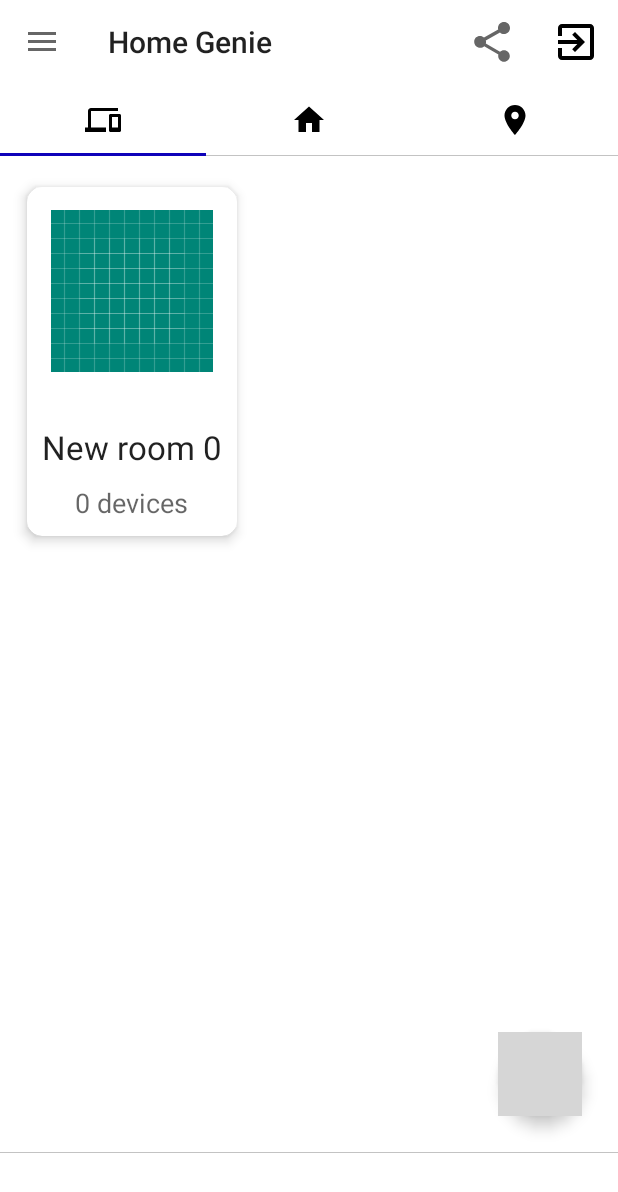
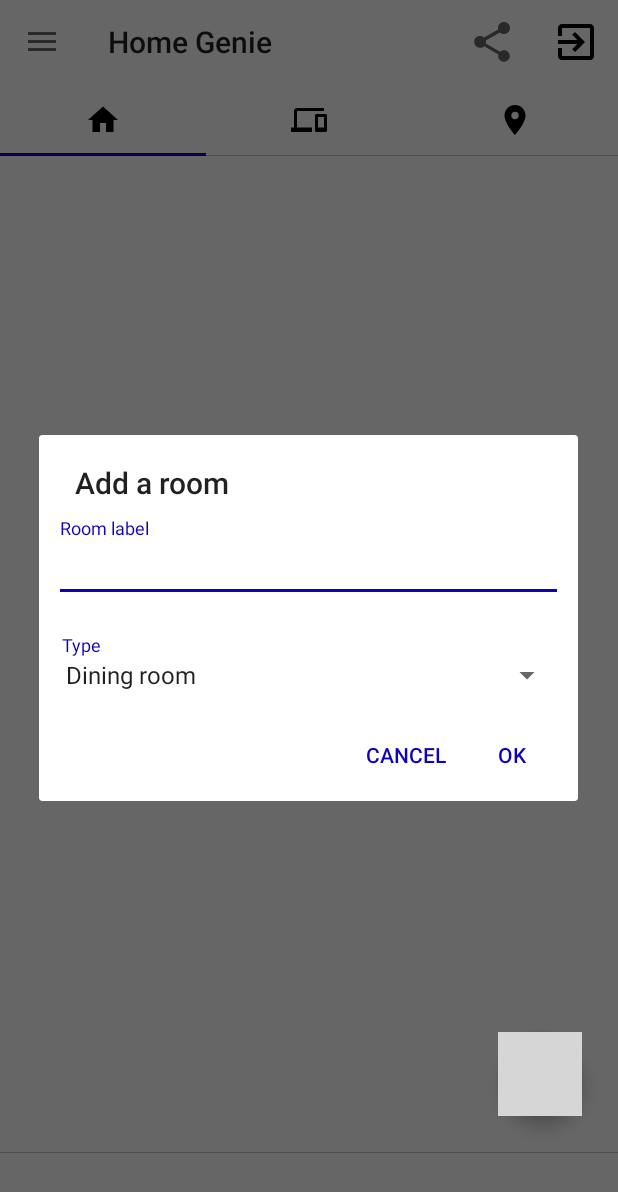
Before and after one commit to anskarthik/GeeneApp, an Android app: the DevicesFragment screen opened directly, with no data from a screen before it, after a tap on an icon or button, on a phone screen of 412 x 824 dp. Shown: the top 1192 px of the screen. Run offline under Robolectric (Android 15) with nearby library versions, the phone set to English and light mode, and no system bars; our stand-ins replace ButterKnife; grey boxes are pictures that could not be loaded.

Commit message:
serializable instead of parcel; room input dialog

```diff
--- a/app/src/main/java/com/genie/home/genieapp/DevicesFragment.java
+++ b/app/src/main/java/com/genie/home/genieapp/DevicesFragment.java
@@ -8,8 +8,9 @@ import android.os.Bundle;
 import android.support.annotation.NonNull;
 import android.support.v4.app.Fragment;
 import android.support.v7.widget.DefaultItemAnimator;
-import android.support.v7.widget.GridLayoutManager;
 import android.support.v7.widget.RecyclerView;
+import android.support.v7.widget.StaggeredGridLayoutManager;
+import android.util.DisplayMetrics;
 import android.util.TypedValue;
 import android.view.LayoutInflater;
 import android.view.View;
@@ -26,19 +27,11 @@ import java.util.List;
  * Activities that contain this fragment must implement the
  * {@link DevicesFragment.OnFragmentInteractionListener} interface
  * to handle interaction events.
- * Use the {@link DevicesFragment#newInstance} factory method to
- * create an instance of this fragment.
  */
 public class DevicesFragment extends Fragment {
-    // TODO: Rename parameter arguments, choose names that match
-    // the fragment initialization parameters, e.g. ARG_ITEM_NUMBER
-    private static final String ARG_PARAM1 = "param1";
-    private static final String ARG_PARAM2 = "param2";
+
     private static final String ROOMS = "Rooms";
 
-    // TODO: Rename and change types of parameters
-    private String mParam1;
-    private String mParam2;
     private List<Room> rooms = new ArrayList<>();
 
     private OnFragmentInteractionListener mListener;
@@ -49,31 +42,9 @@ public class DevicesFragment extends Fragment {
         // Required empty public constructor
     }
 
-    /**
-     * Use this factory method to create a new instance of
-     * this fragment using the provided parameters.
-     *
-     * @param param1 Parameter 1.
-     * @param param2 Parameter 2.
-     * @return A new instance of fragment DevicesFragment.
-     */
-    // TODO: Rename and change types and number of parameters
-    public static DevicesFragment newInstance(String param1, String param2) {
-        DevicesFragment fragment = new DevicesFragment();
-        Bundle args = new Bundle();
-        args.putString(ARG_PARAM1, param1);
-        args.putString(ARG_PARAM2, param2);
-        fragment.setArguments(args);
-        return fragment;
-    }
-
     @Override
     public void onCreate(Bundle savedInstanceState) {
         super.onCreate(savedInstanceState);
-        if (getArguments() != null) {
-            mParam1 = getArguments().getString(ARG_PARAM1);
-            mParam2 = getArguments().getString(ARG_PARAM2);
-        }
         if (savedInstanceState != null && savedInstanceState.get(ROOMS) != null) {
             rooms = (List<Room>) savedInstanceState.get(ROOMS);
         }
@@ -81,7 +52,7 @@ public class DevicesFragment extends Fragment {
 
     @Override
     public void onSaveInstanceState(@NonNull Bundle outState) {
-        outState.putParcelableArrayList(ROOMS, new ArrayList<Room>(rooms));
+        outState.putSerializable(ROOMS, new ArrayList<Room>(rooms));
         super.onSaveInstanceState(outState);
     }
 
@@ -93,23 +64,39 @@ public class DevicesFragment extends Fragment {
         view.findViewById(R.id.floatingActionButton).setOnClickListener(new View.OnClickListener() {
             @Override
             public void onClick(View v) {
-                Room room = new Room("New room " + rooms.size());
-                rooms.add(room);
-                adapter.notifyDataSetChanged();
-                recyclerView.refreshDrawableState();
+                new RoomInputDialog(getContext(), new RoomInputDialog.TextInputDialogListener() {
+                    @Override
+                    public void onOk(Room room) {
+                        rooms.add(room);
+                        adapter.notifyDataSetChanged();
+                        recyclerView.refreshDrawableState();
+                    }
+
+                    @Override
+                    public void onCancel() {
+                    }
+                }).setTitle("Add a room").show();
             }
         });
 
         recyclerView = view.findViewById(R.id.recycler_view);
         adapter = new RoomsAdapter(view.getContext(), rooms);
 
-        RecyclerView.LayoutManager mLayoutManager = new GridLayoutManager(view.getContext(), 2);
+        int spanCount = getSpanCount(view.getContext(), 180);
+        RecyclerView.LayoutManager mLayoutManager =
+                new StaggeredGridLayoutManager(spanCount, StaggeredGridLayoutManager.VERTICAL);
         recyclerView.setLayoutManager(mLayoutManager);
-        recyclerView.addItemDecoration(new GridSpacingItemDecoration(2, dpToPx(10), true));
+        recyclerView.addItemDecoration(new GridSpacingItemDecoration(spanCount, dpToPx(10), true));
         recyclerView.setItemAnimator(new DefaultItemAnimator());
         recyclerView.setAdapter(adapter);
 
         return view;
+    }
+
+    private int getSpanCount(Context context, int dpCardWidth) {
+        DisplayMetrics displayMetrics = context.getResources().getDisplayMetrics();
+        float dpWidth = displayMetrics.widthPixels / displayMetrics.density;
+        return (int) (dpWidth / dpCardWidth);
     }
 
     private int dpToPx(int dp) {
--- /dev/null
+++ b/app/src/main/java/com/genie/home/genieapp/RoomInputDialog.java
@@ -0,0 +1,83 @@
+package com.genie.home.genieapp;
+
+import android.app.AlertDialog;
+import android.content.Context;
+import android.content.DialogInterface;
+import android.view.LayoutInflater;
+import android.view.View;
+import android.view.Window;
+import android.view.WindowManager;
+import android.widget.AdapterView;
+import android.widget.ArrayAdapter;
+import android.widget.Spinner;
+import android.widget.TextView;
+
+import com.genie.home.genieapp.model.Room;
+
+public class RoomInputDialog extends AlertDialog.Builder implements AdapterView.OnItemSelectedListener {
+
+    private TextView textView;
+    private Spinner spinnerView;
+    private Room.RoomType roomType;
+
+    public RoomInputDialog(Context context, final TextInputDialogListener listener) {
+        super(context);
+
+        View dialogLayout = LayoutInflater.from(context).inflate(R.layout.room_input_dialog, null);
+        setView(dialogLayout);
+
+        textView = dialogLayout.findViewById(R.id.inp_text_view);
+        spinnerView = dialogLayout.findViewById(R.id.room_type_spinner);
+
+        ArrayAdapter<Room.RoomType> spinnerAdapter = new ArrayAdapter<>(getContext(),
+                android.R.layout.simple_spinner_item, Room.RoomType.values());
+        spinnerAdapter.setDropDownViewResource(android.R.layout.simple_spinner_dropdown_item);
+        spinnerView.setAdapter(spinnerAdapter);
+
+        setPositiveButton("OK", new DialogInterface.OnClickListener() {
+            @Override
+            public void onClick(DialogInterface dialog, int which) {
+                if (listener != null) {
+                    Room room = new Room(String.valueOf(textView.getText()));
+                    room.setRoomType(roomType);
+                    listener.onOk(room);
+                }
+            }
+        });
+
+        setNegativeButton("Cancel", new DialogInterface.OnClickListener() {
+            @Override
+            public void onClick(DialogInterface dialog, int which) {
+                if (listener != null) {
+                    listener.onCancel();
+                }
+            }
+        });
+    }
+
+    @Override
+    public void onItemSelected(AdapterView<?> parent, View view, int position, long id) {
+        roomType = (Room.RoomType) parent.getItemAtPosition(position);
+    }
+
+    @Override
+    public void onNothingSelected(AdapterView<?> parent) {
+
+    }
+
+    @Override
+    public AlertDialog show() {
+        AlertDialog alertDialog = super.show();
+        Window window = alertDialog.getWindow();
+        if (window != null) {
+            window.setSoftInputMode(WindowManager.LayoutParams.SOFT_INPUT_STATE_ALWAYS_VISIBLE);
+        }
+        return alertDialog;
+    }
+
+    public interface TextInputDialogListener {
+        void onOk(Room room);
+
+        void onCancel();
+    }
+}
--- a/app/src/main/java/com/genie/home/genieapp/UserHomeActivity.java
+++ b/app/src/main/java/com/genie/home/genieapp/UserHomeActivity.java
@@ -60,8 +60,8 @@ public class UserHomeActivity extends AppCompatActivity
         setupViewPager(viewPager);
         tabLayout.setupWithViewPager(viewPager);
 
-        tabLayout.getTabAt(0).setIcon(R.drawable.ic_devices_black_24dp);
-        tabLayout.getTabAt(1).setIcon(R.drawable.ic_home_black_24dp);
+        tabLayout.getTabAt(0).setIcon(R.drawable.ic_home_black_24dp);
+        tabLayout.getTabAt(1).setIcon(R.drawable.ic_devices_black_24dp);
         tabLayout.getTabAt(2).setIcon(R.drawable.ic_room_black_24dp);
 
         setSupportActionBar(toolbar);
--- a/app/src/main/java/com/genie/home/genieapp/model/Device.java
+++ b/app/src/main/java/com/genie/home/genieapp/model/Device.java
@@ -1,6 +1,8 @@
 package com.genie.home.genieapp.model;
 
-public class Device {
+import java.io.Serializable;
+
+public class Device implements Serializable {
 
     private long macId;
     private String deviceType;
--- a/app/src/main/java/com/genie/home/genieapp/model/Room.java
+++ b/app/src/main/java/com/genie/home/genieapp/model/Room.java
@@ -1,12 +1,10 @@
 package com.genie.home.genieapp.model;
 
-import android.os.Parcel;
-import android.os.Parcelable;
-
+import java.io.Serializable;
 import java.util.HashSet;
 import java.util.Set;
 
-public class Room implements Parcelable {
+public class Room implements Serializable {
 
     private String roomName;
     private RoomType roomType;
@@ -45,15 +43,6 @@ public class Room implements Parcelable {
         this.devices.remove(device);
     }
 
-    @Override
-    public int describeContents() {
-        return 0;
-    }
-
-    @Override
-    public void writeToParcel(Parcel dest, int flags) {
-    }
-
     public enum RoomType {
         DRAWING_ROOM("Dining room"), DINING_ROOM("Dining room"),
         BEDROOM("Bed room"), KITCHEN("Kitchen"), BATHROOM("Bathroom");
--- a/app/src/main/res/layout/cards_layout.xml
+++ b/app/src/main/res/layout/cards_layout.xml
@@ -2,7 +2,7 @@
 <android.support.v7.widget.CardView xmlns:android="http://schemas.android.com/apk/res/android"
     xmlns:card_view="http://schemas.android.com/apk/res-auto"
     android:id="@+id/card_view"
-    android:layout_width="wrap_content"
+    android:layout_width="180dp"
     android:layout_height="wrap_content"
     card_view:cardBackgroundColor="@color/colorWhite"
     card_view:cardCornerRadius="10dp"
@@ -16,11 +16,12 @@
 
         <ImageView
             android:id="@+id/imageView"
-            android:layout_width="wrap_content"
-            android:layout_height="wrap_content"
+            android:layout_width="120dp"
+            android:layout_height="130dp"
+            android:scaleType="centerCrop"
             android:layout_gravity="center"
             android:layout_margin="15dp"
-            android:src="@drawable/ic_launcher_background"
+            android:src="@drawable/genie_logo"
             android:tag="image_tag" />
 
         <LinearLayout
@@ -33,8 +34,7 @@
                 android:id="@+id/title"
                 android:layout_width="wrap_content"
                 android:layout_height="wrap_content"
-                android:layout_gravity="center_horizontal"
-                android:layout_marginTop="10dp"
+                android:layout_gravity="start"
                 android:text="Drawing room"
                 android:textAppearance="?android:attr/textAppearanceLarge" />
 
@@ -42,7 +42,7 @@
                 android:id="@+id/count"
                 android:layout_width="wrap_content"
                 android:layout_height="wrap_content"
-                android:layout_gravity="center_horizontal"
+                android:layout_gravity="start"
                 android:layout_marginTop="10dp"
                 android:text="5 devices"
                 android:textAppearance="?android:attr/textAppearanceMedium" />
--- /dev/null
+++ b/app/src/main/res/layout/room_input_dialog.xml
@@ -0,0 +1,43 @@
+<?xml version="1.0" encoding="utf-8"?>
+<FrameLayout xmlns:android="http://schemas.android.com/apk/res/android"
+    xmlns:tools="http://schemas.android.com/tools"
+    android:layout_width="match_parent"
+    android:layout_height="match_parent">
+
+    <LinearLayout
+        android:layout_width="match_parent"
+        android:layout_height="wrap_content"
+        android:orientation="vertical"
+        android:padding="10dp">
+
+        <android.support.design.widget.TextInputLayout
+            android:layout_width="match_parent"
+            android:layout_height="wrap_content">
+
+            <AutoCompleteTextView
+                android:id="@+id/inp_text_view"
+                android:layout_width="match_parent"
+                android:layout_height="wrap_content"
+                android:hint="Room label"
+                android:imeOptions="actionDone"
+                android:inputType="textCapWords"
+                tools:text="@tools:sample/cities" />
+
+        </android.support.design.widget.TextInputLayout>
+
+        <TextView
+            android:layout_width="wrap_content"
+            android:layout_height="wrap_content"
+            android:paddingLeft="5dp"
+            android:paddingTop="20dp"
+            android:text="Type"
+            android:textColor="@color/colorAccent"
+            android:textSize="12sp" />
+
+        <Spinner
+            android:id="@+id/room_type_spinner"
+            android:layout_width="match_parent"
+            android:layout_height="wrap_content" />
+    </LinearLayout>
+
+</FrameLayout>
```
